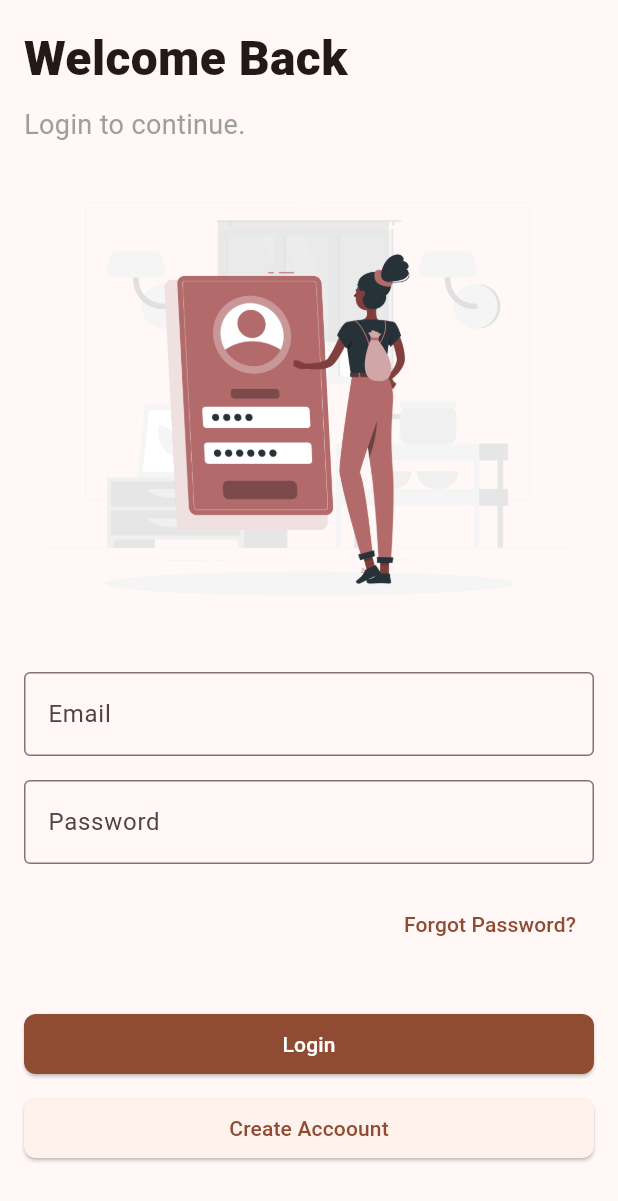
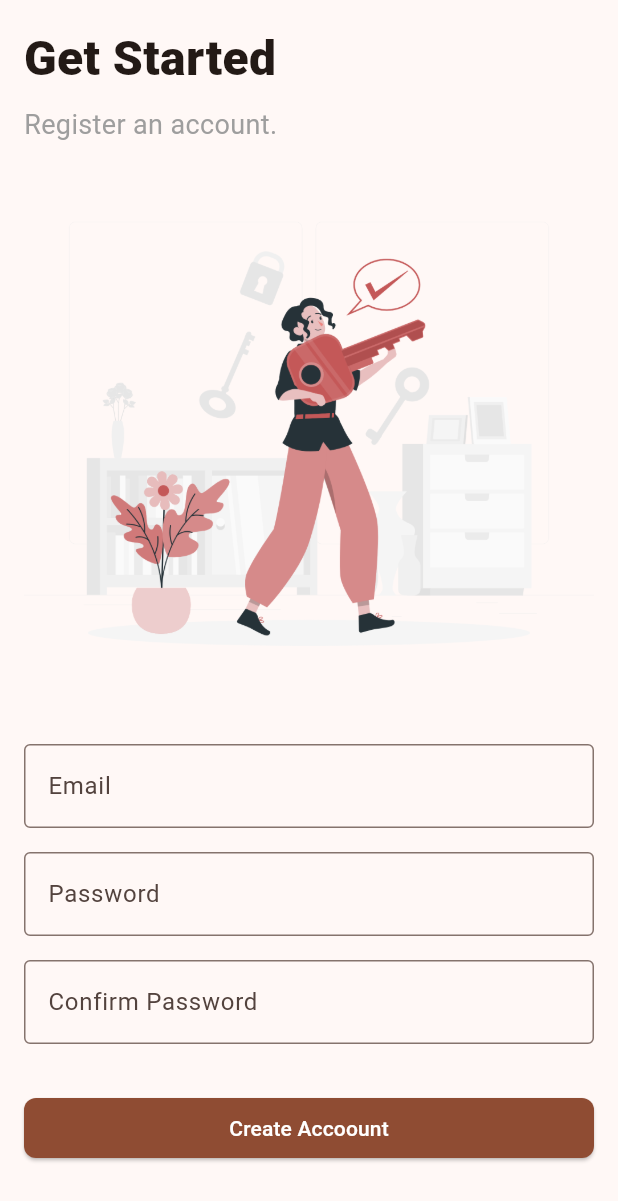
Before and after one commit to diilshadkt/coffe-zone, a Flutter app: the screen it shows after launch, on a phone screen of 412 x 824 dp. Shown: the top 1201 px of the screen. Run offline on Flutter 3.47's test engine with Material 3 defaults, Android fonts, the phone set to English and light mode, and no system bars; our stand-ins replace flutter_hooks, go_router.

Commit message:
Added signup page:

```diff
--- a/lib/core/router.dart
+++ b/lib/core/router.dart
@@ -1,9 +1,10 @@
 import 'package:coffee_zone/features/auth/view/pages/landing_page.dart';
 import 'package:coffee_zone/features/auth/view/pages/login_page.dart';
+import 'package:coffee_zone/features/auth/view/pages/signup_page.dart';
 import 'package:go_router/go_router.dart';
 
 final router = GoRouter(
-  initialLocation: LoginPage.routePath,
+  initialLocation: SignupPage.routePath,
   routes: [
     GoRoute(
       path: LandingPage.routePath,
@@ -12,6 +13,10 @@ final router = GoRouter(
     GoRoute(
       path: LoginPage.routePath,
       builder: (context, state) => const LoginPage(),
+    ),
+    GoRoute(
+      path: SignupPage.routePath,
+      builder: (context, state) => const SignupPage(),
     )
   ],
 );
--- /dev/null
+++ b/lib/features/auth/view/pages/signup_page.dart
@@ -0,0 +1,71 @@
+import 'package:coffee_zone/core/extensions/localization_extension.dart';
+import 'package:coffee_zone/core/widgets/button_widget.dart';
+import 'package:coffee_zone/core/widgets/text_field_widget.dart';
+import 'package:coffee_zone/gen/assets.gen.dart';
+import 'package:flutter/material.dart';
+
+class SignupPage extends StatelessWidget {
+  static const routePath = '/signup';
+
+  const SignupPage({super.key});
+
+  @override
+  Widget build(BuildContext context) {
+    return Scaffold(
+      body: SafeArea(
+        child: Container(
+          padding: const EdgeInsets.all(16),
+          width: double.infinity,
+          child: Column(
+            crossAxisAlignment: CrossAxisAlignment.start,
+            children: [
+              Text(
+                context.text.signupPageTitle,
+                textAlign: TextAlign.center,
+                style: const TextStyle(
+                  fontSize: 32,
+                  fontWeight: FontWeight.w800,
+                ),
+              ),
+              const SizedBox(height: 8),
+              Text(
+                context.text.signupPageSubtitle,
+                style: const TextStyle(
+                  color: Colors.grey,
+                  fontSize: 18,
+                ),
+              ),
+              Expanded(
+                child: Center(
+                  child: Image.asset(Assets.images.signup.path),
+                ),
+              ),
+              TextFieldWidget(
+                label: context.text.emailFieldLabel,
+              ),
+              const SizedBox(height: 16),
+              TextFieldWidget(
+                isObscure: true,
+                label: context.text.passwordFieldLabel,
+              ),
+              const SizedBox(height: 16),
+              TextFieldWidget(
+                isObscure: true,
+                label: context.text.confirmPasswordLabel,
+              ),
+              const SizedBox(height: 32),
+              SizedBox(
+                width: double.infinity,
+                child: ButtonWidget(
+                  onPressed: () {},
+                  child: Text(context.text.createAccountBtnLabel),
+                ),
+              ),
+              const SizedBox(height: 32),
+            ],
+          ),
+        ),
+      ),
+    );
+  }
+}
--- a/lib/gen/assets.gen.dart
+++ b/lib/gen/assets.gen.dart
@@ -18,8 +18,11 @@ class $AssetsImagesGen {
   /// File path: assets/images/login.png
   AssetGenImage get login => const AssetGenImage('assets/images/login.png');
 
+  /// File path: assets/images/signup.png
+  AssetGenImage get signup => const AssetGenImage('assets/images/signup.png');
+
   /// List of all assets
-  List<AssetGenImage> get values => [landing, login];
+  List<AssetGenImage> get values => [landing, login, signup];
 }
 
 class Assets {
--- a/lib/l10n/app_en.arb
+++ b/lib/l10n/app_en.arb
@@ -11,5 +11,8 @@
     "createAccountBtnLabel": "Create Accoount",
     "forgotPasswordLink": "Forgot Password?",
     "showPasswordLink": "Show",
-    "hidePasswordLink":"Hide"
+    "hidePasswordLink":"Hide",
+    "signupPageTitle": "Get Started",
+    "signupPageSubtitle": "Register an account.",
+    "confirmPasswordLabel" :"Confirm Password"
 }
--- a/lib/l10n/gen/app_localizations.dart
+++ b/lib/l10n/gen/app_localizations.dart
@@ -168,6 +168,24 @@ abstract class AppLocalizations {
   /// In en, this message translates to:
   /// **'Hide'**
   String get hidePasswordLink;
+
+  /// No description provided for @signupPageTitle.
+  ///
+  /// In en, this message translates to:
+  /// **'Get Started'**
+  String get signupPageTitle;
+
+  /// No description provided for @signupPageSubtitle.
+  ///
+  /// In en, this message translates to:
+  /// **'Register an account.'**
+  String get signupPageSubtitle;
+
+  /// No description provided for @confirmPasswordLabel.
+  ///
+  /// In en, this message translates to:
+  /// **'Confirm Password'**
+  String get confirmPasswordLabel;
 }
 
 class _AppLocalizationsDelegate extends LocalizationsDelegate<AppLocalizations> {
--- a/lib/l10n/gen/app_localizations_en.dart
+++ b/lib/l10n/gen/app_localizations_en.dart
@@ -42,4 +42,13 @@ class AppLocalizationsEn extends AppLocalizations {
 
   @override
   String get hidePasswordLink => 'Hide';
+
+  @override
+  String get signupPageTitle => 'Get Started';
+
+  @override
+  String get signupPageSubtitle => 'Register an account.';
+
+  @override
+  String get confirmPasswordLabel => 'Confirm Password';
 }
```
Also changed, not shown: assets/images/signup.png (added).
